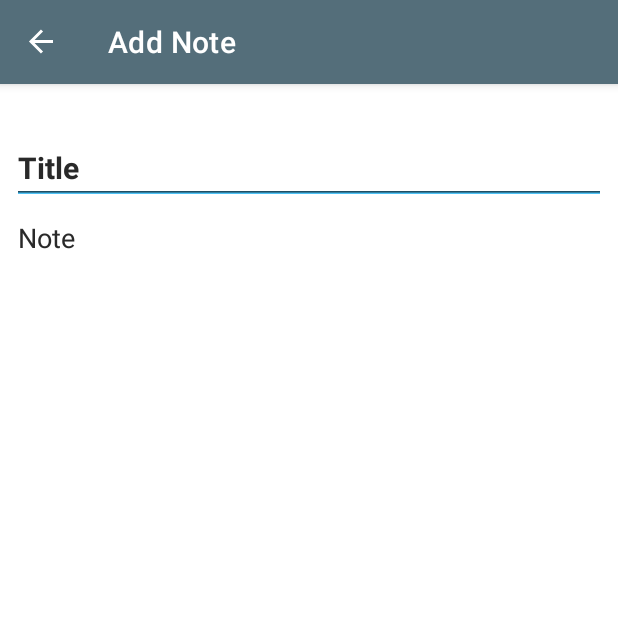
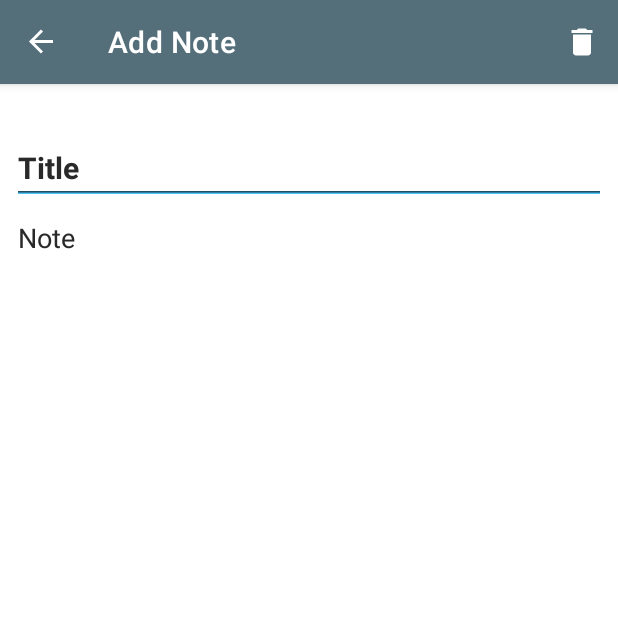
Before and after one commit to 013himanshu/Notezy, an Android app: the fragment EditFragment placed in its activity, after a tap on "TODO", on a phone screen of 412 x 824 dp, the top half of it. Run offline under Robolectric (Android 15) with nearby library versions, the phone set to English and light mode, and no system bars; our stand-ins replace Room's generated code, data binding, navigation-ui; 3 statements that could not run were skipped; 1 other tap on this screen came first.

Commit message:
implemented delete a single note functionality

```diff
--- a/app/build.gradle
+++ b/app/build.gradle
@@ -13,7 +13,7 @@
 
     defaultConfig {
         applicationId "com.example.notezy"
-        minSdkVersion 21
+        minSdkVersion 26
         targetSdkVersion 30
         versionCode 1
         versionName "1.0"
--- a/app/src/main/java/com/example/notezy/Database/NoteDao.kt
+++ b/app/src/main/java/com/example/notezy/Database/NoteDao.kt
@@ -12,6 +12,12 @@
     @Update
     suspend fun updateNote(note: Note)
 
+    @Delete
+    suspend fun deleteNote(note: Note)
+
+    @Query("DELETE from note_table")
+    suspend fun deleteAll()
+
     @Query("SELECT * from note_table ORDER BY id DESC")
     fun getAllNotes():LiveData<List<Note>>
 }
--- /dev/null
+++ b/app/src/main/res/drawable/ic_baseline_delete_24.xml
@@ -0,0 +1,10 @@
+<vector xmlns:android="http://schemas.android.com/apk/res/android"
+    android:width="24dp"
+    android:height="24dp"
+    android:viewportWidth="24"
+    android:viewportHeight="24"
+    android:tint="?attr/colorControlNormal">
+  <path
+      android:fillColor="@android:color/white"
+      android:pathData="M6,19c0,1.1 0.9,2 2,2h8c1.1,0 2,-0.9 2,-2V7H6v12zM19,4h-3.5l-1,-1h-5l-1,1H5v2h14V4z"/>
+</vector>
--- /dev/null
+++ b/app/src/main/res/menu/delete_menu.xml
@@ -0,0 +1,11 @@
+<?xml version="1.0" encoding="utf-8"?>
+<menu xmlns:android="http://schemas.android.com/apk/res/android"
+    xmlns:app="http://schemas.android.com/apk/res-auto">
+
+    <item android:id="@+id/menu_delete"
+        android:title="@string/delete"
+        android:icon="@drawable/ic_baseline_delete_24"
+        app:showAsAction="ifRoom"
+        android:iconTint="@color/white"/>
+
+</menu>
--- a/app/src/main/res/values/strings.xml
+++ b/app/src/main/res/values/strings.xml
@@ -7,4 +7,5 @@
     <string name="note">Note</string>
     <string name="add">Add</string>
     <string name="save">Save</string>
+    <string name="delete">Delete</string>
 </resources>
```
Also changed, not shown: app/src/main/java/com/example/notezy/Fragments/EditFragment.kt (+29 -3 lines), app/src/main/java/com/example/notezy/Repository/NoteRepository.kt (+8 -0 lines), app/src/main/java/com/example/notezy/ViewModel/NoteViewModel.kt (+12 -0 lines).
